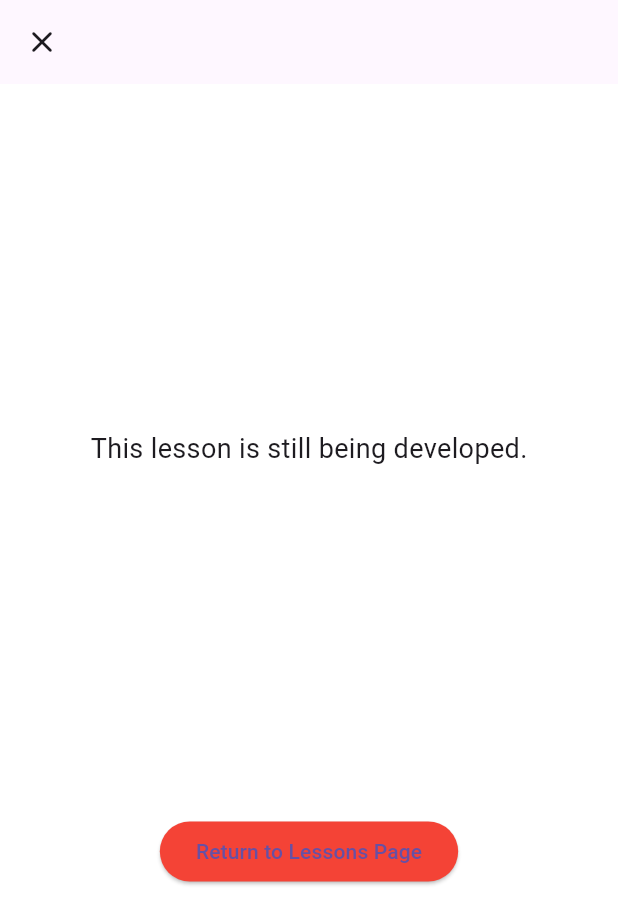
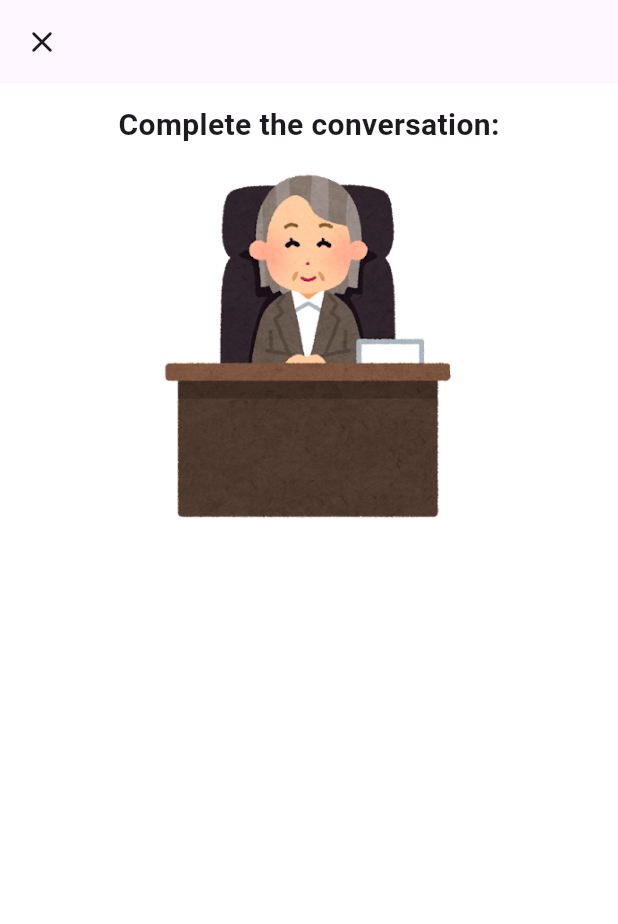
Before and after one commit to emcd-123/EdTech, a Flutter app: the LessonIku screen opened by its route, swiped to page 2, on a phone screen of 412 x 824 dp. Shown: the top 924 px of the screen. Run offline on Flutter 3.47's test engine with Material 3 defaults, Android fonts, the light colour scheme and no system bars; our stand-ins replace awesome_notifications, badges, flutter_svg, go_router, google_fonts, sqflite; missing offline and left inert: just_the_tooltip; accounts and stored records are empty.

Commit message:
REMEMBER THAT LISTVIEWS REQUIRE HEIGHTS

```diff
--- a/flutter_bottom_nav_bar_test/lib/pages/lessons/8_iku.dart
+++ b/flutter_bottom_nav_bar_test/lib/pages/lessons/8_iku.dart
@@ -3,6 +3,7 @@ import 'package:go_router/go_router.dart';
 import 'package:provider/provider.dart';
 
 import '../../project/classes/providers.dart';
+import '../../project/classes/questions/chat_exercise.dart';
 import '../../project/libraries/page_templates.dart';
 
 class LessonIku extends StatefulWidget {
@@ -25,6 +26,27 @@ class _LessonIkuState extends State<LessonIku> {
         {'answerText': 'To improve listening comprehension', 'score': true},
         {'answerText': 'For the challenge', 'score': true},
       ],
+    },
+    {
+      'question': const [
+        ChatBubble(
+          text: '雪が好きので、来月北海道に参ります',
+          isCurrentUser: true,
+        ),
+        ChatBubble(
+          text: '本当ですか。先週北海道に行きました',
+          isCurrentUser: false,
+        ),
+        ChatBubble(
+          text: 'どうして北海道に___ましたか。',
+          isCurrentUser: true,
+        ),
+        ChatBubble(text: "家族が北海道に住むからです", isCurrentUser: false)
+      ],
+      'answerBubble': 2,
+      'questionType': 'chat',
+      'answers': ['いらっしゃい', 'irasshai', 'irashai'],
+      'image': 'boss'
     },
     {
       'question': 'The respectful form of keigo is called___.',
@@ -55,6 +77,7 @@ class _LessonIkuState extends State<LessonIku> {
           children: [
             templateTitlePage(
                 context, "assets/irasutoya/study_nihongo.png", "行く"),
+            templateChatQuestion(context, _questions[1], image: "boss"),
             templateWorkInProgress(context)
           ],
         ),
--- a/flutter_bottom_nav_bar_test/lib/project/classes/notifications.dart
+++ b/flutter_bottom_nav_bar_test/lib/project/classes/notifications.dart
@@ -5,7 +5,7 @@ import 'package:awesome_notifications/awesome_notifications.dart';
 import 'package:flutter_bottom_nav_bar_test/project/routes/app_route_config.dart';
 import 'package:go_router/go_router.dart';
 
-import '../../pages/practice.dart';
+import '../../pages/practice_page.dart';
 
 class NotificationService {
   static Future<void> initializeNotification() async {
--- /dev/null
+++ b/flutter_bottom_nav_bar_test/lib/project/classes/questions/chat_exercise.dart
@@ -0,0 +1,361 @@
+import 'dart:developer';
+
+import 'package:flutter/material.dart';
+import 'package:provider/provider.dart';
+import '../database_classes.dart';
+import '../providers.dart';
+
+abstract class ChatListItem {}
+
+class ChatBubble extends StatelessWidget {
+  @override
+  const ChatBubble({
+    Key? key,
+    required this.text,
+    required this.isCurrentUser,
+  }) : super(key: key);
+  final String text;
+  final bool isCurrentUser;
+
+  @override
+  Widget build(BuildContext context) {
+    // TODO: implement build
+    return Padding(
+      padding: EdgeInsets.fromLTRB(
+          isCurrentUser ? 64 : 16, 4, isCurrentUser ? 16 : 64, 4),
+      child: Align(
+        alignment: isCurrentUser ? Alignment.centerRight : Alignment.centerLeft,
+        child: DecoratedBox(
+          decoration: BoxDecoration(
+            color: isCurrentUser ? Colors.red : Colors.grey[300],
+            borderRadius: BorderRadius.circular(16),
+          ),
+          child: Padding(
+              padding: const EdgeInsets.all(12),
+              child: Text(
+                text,
+                style: TextStyle(
+                    color: isCurrentUser ? Colors.white : Colors.black87),
+              )),
+        ),
+      ),
+    );
+  }
+}
+
+class ChatQuestion extends StatefulWidget {
+  Map<String, Object> question;
+  String reviewOrExtra;
+  String lessonName;
+  String image;
+
+  ChatQuestion({
+    super.key,
+    required this.question,
+    required this.reviewOrExtra,
+    required this.lessonName,
+    required this.image,
+  });
+
+  @override
+  State<ChatQuestion> createState() => _ChatQuestionState();
+}
+
+class _ChatQuestionState extends State<ChatQuestion>
+    with AutomaticKeepAliveClientMixin<ChatQuestion> {
+  final TextEditingController _textEditingController = TextEditingController();
+
+  bool correctAnswerWasSelected = false;
+  bool buttonWasPressed = false;
+  bool wasSRSUpdated = false;
+  DatabaseHelper db = DatabaseHelper.instance;
+
+  @override
+  // TODO: implement wantKeepAlive
+  bool get wantKeepAlive => true;
+
+  _buildMessageComposer() {
+    return Container(
+        padding: const EdgeInsets.symmetric(horizontal: 8.0),
+        height: 70,
+        color: Colors.white,
+        child: Row(
+          children: <Widget>[
+            const SizedBox(
+              width: 15,
+            ),
+            Expanded(
+                child: TextField(
+              onChanged: (value) {},
+              decoration: const InputDecoration.collapsed(hintText: "here"),
+            )),
+            const SizedBox(
+              width: 15,
+            ),
+            IconButton(
+              onPressed: () {},
+              icon: const Icon(Icons.send),
+              iconSize: 25,
+              color: Theme.of(context).primaryColor,
+            )
+          ],
+        ));
+  }
+
+  @override
+  Widget build(BuildContext context) {
+    super.build(context);
+    // List<String> answers = widget.question['answers'] as List<String>;
+    // final formKey = GlobalKey<FormState>();
+    // Iterable<String> splitStatement = widget.question['question']
+    //     .toString()
+    //     .replaceAll("___", " @ ")
+    //     .split(" ")
+    //     .map((e) => "$e ");
+
+    // Iterable<Widget> splitWidget = splitStatement //.where((e) => e == "@ ")
+    //     .map((e) {
+    //   if (e != "@ ") {
+    //     return Text(
+    //       e,
+    //       style: const TextStyle(
+    //         fontSize: 20,
+    //         fontWeight: FontWeight.bold,
+    //       ),
+    //     );
+    //   }
+    //   return Form(
+    //     key: formKey,
+    //     child: Consumer(
+    //       builder: (BuildContext context,
+    //               ScoreKeeperProvider scoreKeeperProvider, Widget? child) =>
+    //           TextFormField(
+    //         decoration: const InputDecoration(
+    //             constraints: BoxConstraints(maxHeight: 40, maxWidth: 100)),
+    //         autofocus: true,
+    //         validator: (value) {
+    //           value = value!.toLowerCase().trim();
+    //           if (correctAnswerWasSelected == false &&
+    //               answers.contains(value)) {
+    //             scoreKeeperProvider.addTotalScore();
+    //             correctAnswerWasSelected = true;
+    //             buttonWasPressed = true;
+    //             log("correct answer selected and button pressed");
+    //             if (wasSRSUpdated == false && widget.reviewOrExtra == "r") {
+    //               db.updateReviewAddDays(
+    //                 widget.lessonName,
+    //                 true,
+    //               );
+    //               wasSRSUpdated = true;
+    //             }
+
+    //             return "Correct";
+    //           } else if (correctAnswerWasSelected == true &&
+    //               answers.contains(value)) {
+    //             buttonWasPressed = true;
+    //             log("button was already pressed but answer is still correct");
+    //             if (wasSRSUpdated == false && widget.reviewOrExtra == "r") {
+    //               db.updateReviewAddDays(
+    //                 widget.lessonName,
+    //                 true,
+    //               );
+    //               wasSRSUpdated = true;
+    //             }
+
+    //             return "Correct again";
+    //           } else if (correctAnswerWasSelected == true &&
+    //               !answers.contains(value)) {
+    //             correctAnswerWasSelected = false;
+    //             log("incorrect answer chosen");
+    //             if (wasSRSUpdated == false && widget.reviewOrExtra == "r") {
+    //               db.updateReviewAddDays(
+    //                 widget.lessonName,
+    //                 false,
+    //               );
+    //               wasSRSUpdated = true;
+    //             }
+    //             return "Incorrect";
+    //           }
+    //           //TODO: I don't like how this incorrect message is displayed, so change it later
+    //           buttonWasPressed = true;
+    //           if (wasSRSUpdated == false && widget.reviewOrExtra == "r") {
+    //             db.updateReviewAddDays(
+    //               widget.lessonName,
+    //               false,
+    //             );
+    //             wasSRSUpdated = true;
+    //           }
+    //           log("incorrect answer");
+    //           return "Incorrect";
+    //         },
+    //       ),
+    //     ),
+    //   );
+    // });
+
+    // final List<Widget> splitList = splitWidget.toList();
+    // log(splitList.toString());
+
+    int mediaWidth = 2;
+
+    log(widget.image.toString());
+    if (widget.image == "boss") {
+      widget.image = "assets/irasutoya/boss_woman.png";
+    } else if (widget.image == "me") {
+      widget.image = "assets/irasutoya/kenjougo.jpg";
+    } else if (widget.image == "stranger") {
+      widget.image = "assets/irasutoya/yoroshiku_casual.png";
+      mediaWidth = 1;
+    } else if (widget.image == "friend") {
+      widget.image = "assets/irasutoya/friend.jpg";
+    }
+
+    List<Widget> chat = widget.question["question"] as List<Widget>;
+    log(widget.image.toString());
+
+    log("BEOFRE THE RETURN");
+
+    return Consumer<ScoreKeeperProvider>(builder: (BuildContext context,
+            ScoreKeeperProvider scoreKeeperProvider, Widget? child) {
+      log("AFTER THE CONSUMER");
+      return Expanded(
+        child: ListView(
+          children: [
+            Column(
+              children: [
+                const SizedBox(
+                  height: 15,
+                ),
+                const Text(
+                  "Complete the conversation:",
+                  style: TextStyle(
+                    fontSize: 20,
+                    fontWeight: FontWeight.bold,
+                  ),
+                ),
+                const SizedBox(
+                  height: 15,
+                ),
+                Image(
+                  image: AssetImage(widget.image),
+                  width: MediaQuery.of(context).size.width / mediaWidth,
+                ),
+              ],
+            )
+            // widget.image == ""
+            //     ? const Text(
+            //         "Complete the conversation:",
+            //         style: TextStyle(
+            //           fontSize: 20,
+            //           fontWeight: FontWeight.bold,
+            //         ),
+            //       )
+            //     : Column(
+            //         children: [
+            //           const SizedBox(
+            //             height: 15,
+            //           ),
+            //           const Text(
+            //             "Complete the conversation:",
+            //             style: TextStyle(
+            //               fontSize: 20,
+            //               fontWeight: FontWeight.bold,
+            //             ),
+            //           ),
+            //           const SizedBox(
+            //             height: 15,
+            //           ),
+            //           Image(
+            //             image: AssetImage(widget.image),
+            //             width: MediaQuery.of(context).size.width / mediaWidth,
+            //           ),
+            //         ],
+            //       )
+          ],
+        ),
+      );
+    }
+
+        // _buildMessageComposer()
+//
+        //
+        // Align(
+        //     alignment: Alignment.bottomLeft,
+        //     child: Container(
+        //       padding: EdgeInsets.only(left: 10, bottom: 10, top: 10),
+        //       height: 60,
+        //       width: double.infinity,
+        //       color: Colors.white,
+        //       child: Row(
+        //         mainAxisAlignment: MainAxisAlignment.spaceBetween,
+        //         children: [
+        //           const Wrap(
+        //             crossAxisAlignment: WrapCrossAlignment.center,
+        //             alignment: WrapAlignment.start,
+        //             spacing: 0,
+        //             direction: Axis.horizontal,
+        //             children: [
+        //               Text("here "),
+        //               Text("data "),
+        //               Text("data "),
+        //               Text("data "),
+        //               Text("data "),
+        //               Text("data "),
+        //               Text("data "),
+        //               Text("data "),
+        //               Text("data "),
+        //               Text("data "),
+        //               Text("data "),
+        //               Text("data "),
+        //               Text("data "),
+        //             ],
+        //           ),
+        //           const SizedBox(
+        //             width: 15,
+        //           ),
+        //           FloatingActionButton(
+        //             onPressed: () {},
+        //             backgroundColor: Colors.red,
+        //             elevation: 0,
+        //             child: const Icon(Icons.send,
+        //                 color: Colors.white, size: 18),
+        //           )
+        //         ],
+        //       ),
+        //     ))
+        // // SizedBox(
+        // //   width: MediaQuery.of(context).size.width,
+        // //   height: MediaQuery.of(context).size.height / 5,
+        // //   child: Center(
+        // //     child: Flexible(
+        // //       child: Wrap(
+        // //         crossAxisAlignment: WrapCrossAlignment.center,
+        // //         alignment: WrapAlignment.start,
+        // //         spacing: 0,
+        // //         direction: Axis.horizontal,
+        // //         children: splitList,
+        // //       ),
+        // //     ),
+        // //   ),
+        // // ),
+        // Text(
+        //   correctAnswerWasSelected ? "Well Done!" : "Try Again",
+        //   style: TextStyle(
+        //       color: buttonWasPressed
+        //           ? correctAnswerWasSelected
+        //               ? Colors.green
+        //               : Colors.red
+        //           : Colors.white),
+        // ),
+        // ElevatedButton(
+        //     //TODO: Deal with the ParentDataWidget error
+        //     onPressed: () {
+        //       setState(() {});
+        //       // if (formKey.currentState!.validate()) {}
+        //     },
+        //     child: const Text("Submit"))
+
+        );
+  }
+  //TODO: PUT ONE MORE ELSE IF RIGHT HERE FOR EXTRAS
+}
--- a/flutter_bottom_nav_bar_test/lib/project/exercises/exercises.dart
+++ b/flutter_bottom_nav_bar_test/lib/project/exercises/exercises.dart
@@ -1,3 +1,7 @@
+import 'package:flutter/material.dart';
+
+import '../classes/questions/chat_exercise.dart';
+
 final Map<String, List<Map<String, Object>>> exercises = {
   'what_is_keigo': [
     {
@@ -218,5 +222,51 @@ final Map<String, List<Map<String, Object>>> exercises = {
       'answers': ['食べる', 'たべる', 'taberu'],
       'image': 'friend'
     },
+  ],
+  'だ: To Be': [
+    //Maybe have the last entry into this list be the next needed in the message field
+    {
+      'question': ListView(children: const [
+        ChatBubble(
+          text: '先週、北海道に行きました。',
+          isCurrentUser: false,
+        ),
+        ChatBubble(
+          text: 'Awesome! Next time you gotta come as well!',
+          isCurrentUser: true,
+        ),
+        ChatBubble(
+          text: 'Ok, when is the next date?',
+          isCurrentUser: false,
+        ),
+      ]),
+      'questionType': 'chat',
+      'answers': [],
+      'image': 'boss'
+    }
+  ],
+  '行く: To Go': [
+    //Maybe have the last entry into this list be the next needed in the message field
+    {
+      'question': ListView(children: const [
+        ChatBubble(
+          text: '雪が好きので、来月北海道に参ります',
+          isCurrentUser: true,
+        ),
+        ChatBubble(
+          text: '本当ですか。先週北海道に行きました',
+          isCurrentUser: false,
+        ),
+        ChatBubble(
+          text: 'どうして北海道に___ましたか。',
+          isCurrentUser: true,
+        ),
+        ChatBubble(text: "家族が北海道に住むからです", isCurrentUser: false)
+      ]),
+      'answerBubble': 2,
+      'questionType': 'chat',
+      'answers': ['いらっしゃい', 'irasshai', 'irashai'],
+      'image': 'boss'
+    }
   ]
 };
--- a/flutter_bottom_nav_bar_test/lib/project/libraries/page_templates.dart
+++ b/flutter_bottom_nav_bar_test/lib/project/libraries/page_templates.dart
@@ -2,6 +2,7 @@ import 'dart:developer';
 
 import 'package:flutter/material.dart';
 import 'package:flutter_bottom_nav_bar_test/project/classes/database_classes.dart';
+import 'package:flutter_bottom_nav_bar_test/project/classes/questions/chat_exercise.dart';
 import 'package:flutter_bottom_nav_bar_test/project/classes/questions/mc_question.dart';
 import 'package:flutter_bottom_nav_bar_test/project/classes/providers.dart';
 import 'package:just_the_tooltip/just_the_tooltip.dart';
@@ -289,7 +290,6 @@ Container templateOpenResponseQuestion(context, questionNum) {
   );
 }
 
-//TODO
 Container templateFillInBlankQuestion(
   context,
   questionNum, {
@@ -319,3 +319,33 @@ Container templateFillInBlankQuestion(
     ),
   );
 }
+
+Container templateChatQuestion(
+  context,
+  questionNum, {
+  String reviewOrExtra = "",
+  String lessonName = "",
+  String image = "",
+}) {
+  log("IN TEMPLATE");
+  log(image);
+  return Container(
+    width: MediaQuery.of(context).size.width,
+    height: MediaQuery.of(context).size.height,
+    color: Colors.white,
+    child: Consumer<ScoreKeeperProvider>(
+      builder: (BuildContext context, ScoreKeeperProvider scoreKeeperProvider,
+              Widget? child) =>
+          Column(
+        //TODO GET RID OF THIS COLUMN AFTER DEBUGGING I DO NOT LIKE IT
+        children: [
+          ChatQuestion(
+              question: questionNum,
+              reviewOrExtra: reviewOrExtra,
+              lessonName: lessonName,
+              image: image)
+        ],
+      ),
+    ),
+  );
+}
```
Also changed, not shown: flutter_bottom_nav_bar_test/lib/project/classes/questions/fill_blank_question.dart (+103 -63 lines), flutter_bottom_nav_bar_test/lib/project/routes/app_route_config.dart (+5 -5 lines), flutter_bottom_nav_bar_test/lib/pages/chat_page.dart (renamed from flutter_bottom_nav_bar_test/lib/pages/chat.dart), flutter_bottom_nav_bar_test/lib/pages/database_page.dart (renamed from flutter_bottom_nav_bar_test/lib/pages/database.dart), flutter_bottom_nav_bar_test/lib/pages/learn_page.dart (renamed from flutter_bottom_nav_bar_test/lib/pages/learn.dart), flutter_bottom_nav_bar_test/lib/pages/practice_lesson_page.dart (renamed from flutter_bottom_nav_bar_test/lib/pages/practice_lesson.dart), flutter_bottom_nav_bar_test/lib/pages/practice_page.dart (renamed from flutter_bottom_nav_bar_test/lib/pages/practice.dart).
